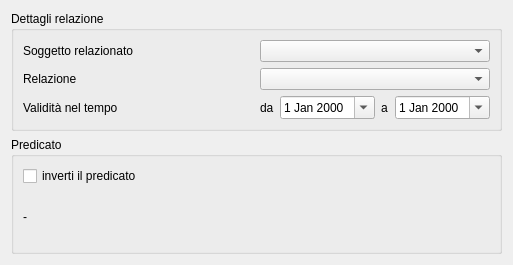
First picture: the form in src/com/axiastudio/suite/anagrafiche/forms/relazionesoggetto.ui, repository tizianolattisi/suitegda, before the edit.
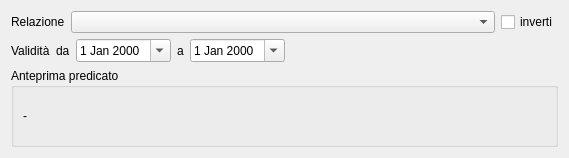
Second picture: the form after the edit. Custom widgets are drawn as their Qt base class.

Commit message: Modifiche alle form per la gestione inserimento relazioni/dipendenze invertite; correzione del predicato.

Diff of the .ui file:
```diff
--- a/src/com/axiastudio/suite/anagrafiche/forms/relazionesoggetto.ui
+++ b/src/com/axiastudio/suite/anagrafiche/forms/relazionesoggetto.ui
@@ -6,8 +6,8 @@
    <rect>
     <x>0</x>
     <y>0</y>
-    <width>513</width>
-    <height>265</height>
+    <width>569</width>
+    <height>158</height>
    </rect>
   </property>
   <property name="windowTitle">
@@ -15,48 +15,39 @@
   </property>
   <layout class="QVBoxLayout" name="verticalLayout_2">
    <item>
-    <widget class="QGroupBox" name="groupBox">
-     <property name="title">
-      <string>Dettagli relazione</string>
-     </property>
-     <layout class="QGridLayout" name="gridLayout">
-      <item row="0" column="0">
-       <widget class="QLabel" name="label_3">
-        <property name="text">
-         <string>Soggetto relazionato</string>
-        </property>
-       </widget>
-      </item>
-      <item row="0" column="1">
-       <widget class="com.axiastudio.pypapi.ui.widgets.PyPaPiComboBox" name="comboBox_relazionato">
-        <property name="column" stdset="0">
-         <string>relazionato</string>
-        </property>
-       </widget>
-      </item>
-      <item row="1" column="0">
+    <layout class="QHBoxLayout" name="horizontalLayout_2" stretch="0,1,0">
+     <item>
        <widget class="QLabel" name="label_2">
         <property name="text">
          <string>Relazione</string>
         </property>
        </widget>
       </item>
-      <item row="1" column="1">
+     <item>
        <widget class="com.axiastudio.pypapi.ui.widgets.PyPaPiComboBox" name="comboBox_relazione">
         <property name="column" stdset="0">
          <string>relazione</string>
         </property>
        </widget>
       </item>
-      <item row="2" column="0">
+     <item>
+      <widget class="QCheckBox" name="checkBox_inverti">
+       <property name="text">
+        <string>inverti</string>
+       </property>
+      </widget>
+     </item>
+    </layout>
+   </item>
+   <item>
+    <layout class="QHBoxLayout" name="horizontalLayout" stretch="0,0,0,0,0,0">
+     <item>
        <widget class="QLabel" name="label_4">
         <property name="text">
-         <string>Validità nel tempo</string>
+        <string>Validità</string>
         </property>
        </widget>
       </item>
-      <item row="2" column="1">
-       <layout class="QHBoxLayout" name="horizontalLayout">
         <item>
          <widget class="QLabel" name="label">
           <property name="text">
@@ -91,24 +82,27 @@
           </property>
          </widget>
         </item>
-       </layout>
-      </item>
-     </layout>
-    </widget>
+     <item>
+      <spacer name="horizontalSpacer">
+       <property name="orientation">
+        <enum>Qt::Horizontal</enum>
+       </property>
+       <property name="sizeHint" stdset="0">
+        <size>
+         <width>138</width>
+         <height>20</height>
+        </size>
+       </property>
+      </spacer>
+     </item>
+    </layout>
    </item>
    <item>
     <widget class="QGroupBox" name="groupBox_2">
      <property name="title">
-      <string>Predicato</string>
+      <string>Anteprima predicato</string>
      </property>
      <layout class="QVBoxLayout" name="verticalLayout">
-      <item>
-       <widget class="QCheckBox" name="checkBox_inverti">
-        <property name="text">
-         <string>inverti il predicato</string>
-        </property>
-       </widget>
-      </item>
       <item>
        <widget class="QLabel" name="label_predicato">
         <property name="text">
```
Lines whose indentation alone changed are shown as unchanged. The commit also changes 7 other files.
